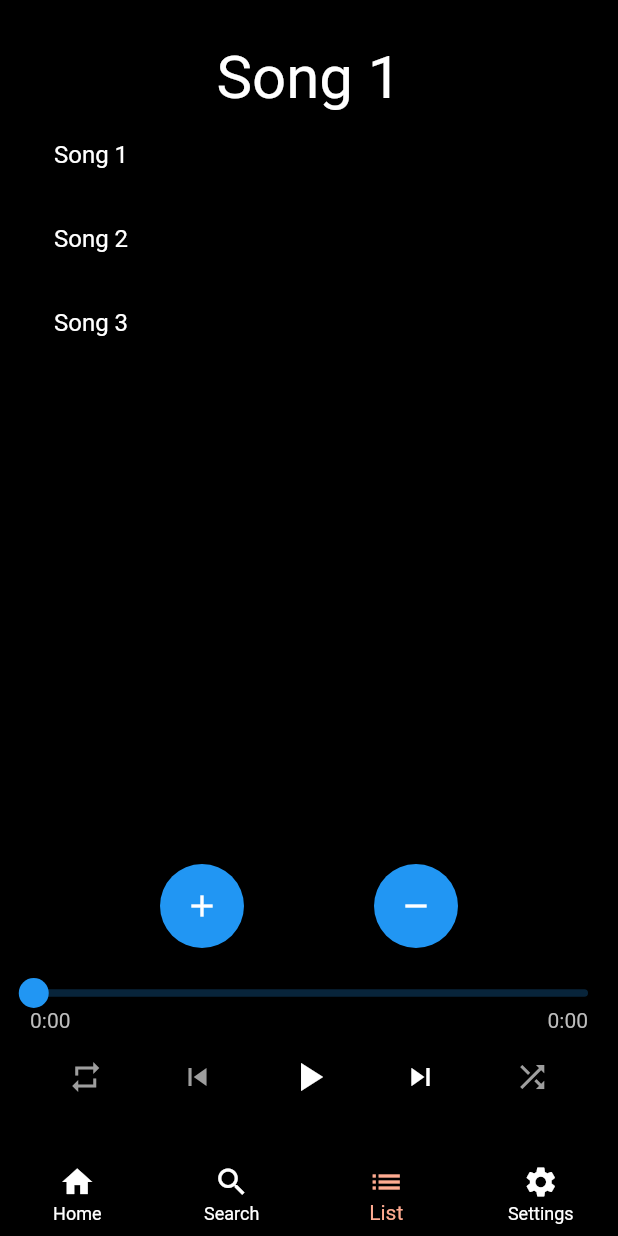
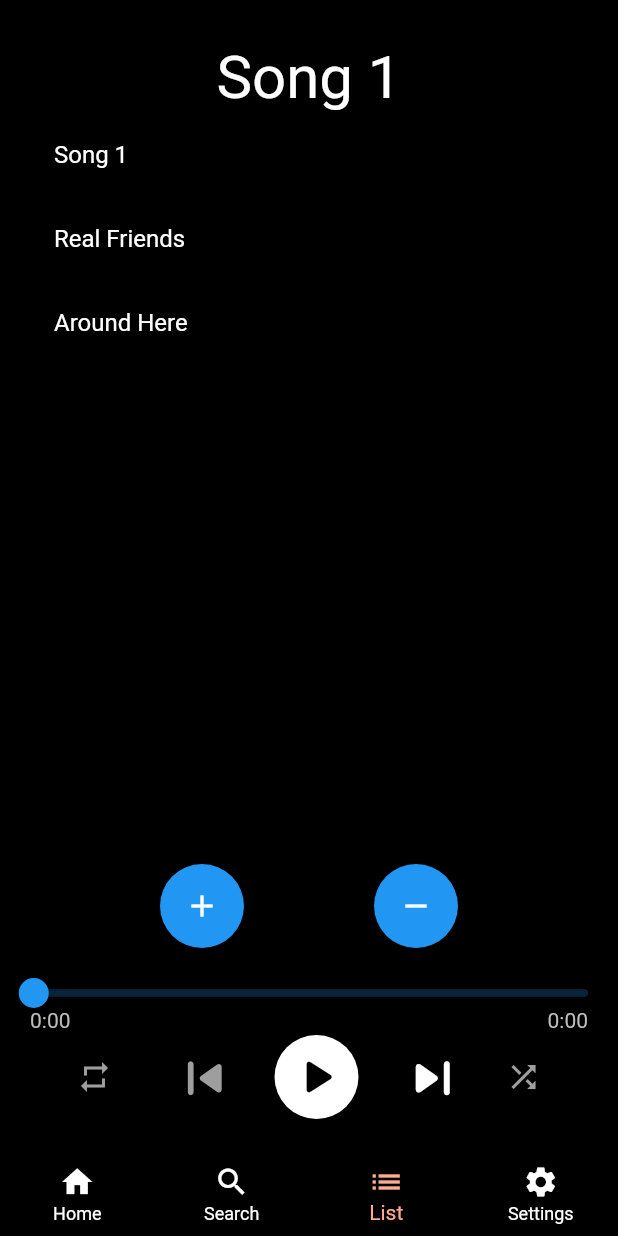
Before and after one commit to PhurbaGyalzen/XBEAT-MUSIC, a Flutter app: the screen it shows after launch, item 3 of the bottom bar chosen, on a phone screen of 412 x 824 dp. Run offline on Flutter 3.47's test engine with Material 2 defaults, Android fonts, the phone set to English and light mode, and no system bars; drawn by our look-alikes of audio_video_progress_bar; our stand-ins replace audioplayers, just_audio; network calls fail.

Commit message:
local server files played in player

```diff
--- a/lib/pages/page_manager.dart
+++ b/lib/pages/page_manager.dart
@@ -36,12 +36,12 @@ class PageManager {
   void _setInitialPlaylist() async {
     const prefix = 'https://www.soundhelix.com/examples/mp3';
     final song1 = Uri.parse('$prefix/SoundHelix-Song-1.mp3');
-    final song2 = Uri.parse('$prefix/SoundHelix-Song-2.mp3');
-    final song3 = Uri.parse('$prefix/SoundHelix-Song-3.mp3');
+    final song2 = Uri.parse('http://192.168.1.17:3000/stream/song/Real Friends - CAMILA CABELLO ft SWAE LEE.mp3');
+    final song3 = Uri.parse('http://192.168.1.17:3000/stream/song/indie-folk-king-around-here-15045.mp3');
     _playlist = ConcatenatingAudioSource(children: [
       AudioSource.uri(song1, tag: 'Song 1'),
-      AudioSource.uri(song2, tag: 'Song 2'),
-      AudioSource.uri(song3, tag: 'Song 3'),
+      AudioSource.uri(song2, tag: 'Real Friends'),
+      AudioSource.uri(song3, tag: 'Around Here'),
     ]);
     await _audioPlayer.setAudioSource(_playlist);
   }
--- a/lib/pages/steaming.dart
+++ b/lib/pages/steaming.dart
@@ -142,7 +142,8 @@ class AudioControlButtons extends StatelessWidget {
     return Container(
       height: 60,
       child: Row(
-        mainAxisAlignment: MainAxisAlignment.spaceAround,
+        mainAxisAlignment: MainAxisAlignment.spaceEvenly,
+        crossAxisAlignment: CrossAxisAlignment.stretch,
         children: [
           RepeatButton(),
           PreviousSongButton(),
@@ -190,10 +191,14 @@ class PreviousSongButton extends StatelessWidget {
     return ValueListenableBuilder<bool>(
       valueListenable: _pageManager.isFirstSongNotifier,
       builder: (_, isFirst, __) {
-        return IconButton(
-          icon: Icon(Icons.skip_previous, color: isFirst? Colors.grey: Colors.white),
-          onPressed:
-              (isFirst) ? null : _pageManager.onPreviousSongButtonPressed,
+        return Padding(
+          padding: const EdgeInsets.only(right: 10.0),
+          child: IconButton(
+            icon: Icon(Icons.skip_previous_rounded,
+                color: isFirst ? Colors.grey : Colors.white, size: 45),
+            onPressed:
+                (isFirst) ? null : _pageManager.onPreviousSongButtonPressed,
+          ),
         );
       },
     );
@@ -210,22 +215,30 @@ class PlayButton extends StatelessWidget {
         switch (value) {
           case ButtonState.loading:
             return Container(
-              margin: EdgeInsets.all(8.0),
-              width: 32.0,
-              height: 32.0,
+              margin: EdgeInsets.all(10.0),
+              width:40.0,
+              height: 40.0,
               child: CircularProgressIndicator(),
             );
           case ButtonState.paused:
-            return IconButton(
-              icon: Icon(Icons.play_arrow, color: Colors.white),
-              iconSize: 32.0,
+            return FloatingActionButton(
+              child:
+                  Icon(Icons.play_arrow_rounded, color: Colors.black, size:40),
               onPressed: _pageManager.play,
+              foregroundColor: Colors.black,
+              backgroundColor: Colors.white,
+
             );
           case ButtonState.playing:
-            return IconButton(
-              icon: Icon(Icons.pause, color: Colors.white),
-              iconSize: 32.0,
+            return FloatingActionButton(
+              child: Icon(
+                Icons.pause_rounded,
+                color: Colors.black,
+                size: 40,
+              ),
               onPressed: _pageManager.pause,
+              foregroundColor: Colors.black,
+              backgroundColor: Colors.white,
             );
         }
       },
@@ -242,8 +255,9 @@ class NextSongButton extends StatelessWidget {
       builder: (_, isLast, __) {
         return IconButton(
           icon: Icon(
-            Icons.skip_next,
+            Icons.skip_next_rounded,
             color: isLast ? Colors.grey : Colors.white,
+            size: 45,
           ),
           onPressed: (isLast) ? null : _pageManager.onNextSongButtonPressed,
         );
@@ -265,7 +279,7 @@ class ShuffleButton extends StatelessWidget {
                   Icons.shuffle,
                   color: Colors.blue,
                 )
-              : Icon(Icons.shuffle, color: Colors.grey),
+              : Icon(Icons.shuffle_outlined, color: Colors.grey),
           onPressed: _pageManager.onShuffleButtonPressed,
         );
       },
```
